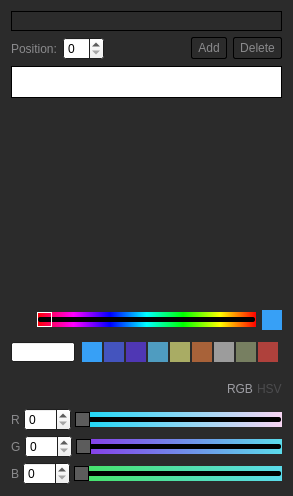
First picture: the form in ui/zenoui/comctrl/dialog/zenoheatmapeditor.ui, repository zenustech/zeno, before the edit.
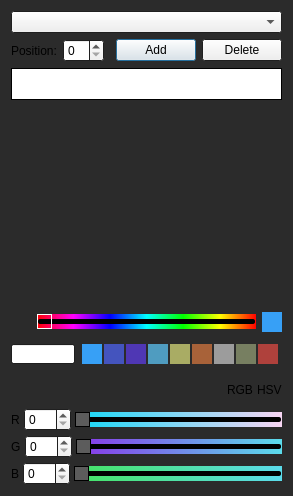
Second picture: the form after the edit. Icons and pictures are not drawn. Custom widgets are drawn as their Qt base class.

What changed in the file:
```diff
--- a/ui/zenoui/comctrl/dialog/zenoheatmapeditor.ui
+++ b/ui/zenoui/comctrl/dialog/zenoheatmapeditor.ui
@@ -96,68 +96,12 @@
       <number>0</number>
      </property>
      <item>
-      <widget class="QComboBox" name="cbPreset">
-       <property name="styleSheet">
-        <string notr="true">
-							 QComboBox {
-							 border: 0.5px solid rgba(0,0,0,1);
-							 border-radius: 0px;
-							 padding: 1px 18px 1px 3px;
-							 min-width: 6em;
-							 background: #2B2B2B;
-							 color: #8A8A8C;
-							 font: 14px &quot;HarmonyOS Sans&quot;;
-							 }
-
-							 /* QComboBox gets the &quot;on&quot; state when the popup is open */
-							 QComboBox:!editable:on, QComboBox::drop-down:editable:on {
-							 background: rgb(78,78,78);
-							 }
-
-							 /*
-							 QComboBox:on { // shift the text when the popup opens
-							 padding-top: 3px;
-							 padding-left: 4px;
-							 }
-
-							 QComboBox::down-arrow:on { // shift the arrow when popup is open
-							 top: 1px;
-							 left: 1px;
-							 }
-							 */
-
-							 QComboBox::drop-down {
-							 subcontrol-origin: padding;
-							 subcontrol-position: top right;
-							 width: 15px;
-
-							 border-left-width: 0px;
-							 border-left-color: darkgray;
-							 border-left-style: solid;
-							 border-top-right-radius: 3px;
-							 border-bottom-right-radius: 3px;
-							 }
-
-
-							 QComboBox::down-arrow {
-							 image: url(&quot;:/icons/ic_direction_pullDown.svg&quot;);
-							 }
-
-						 </string>
-       </property>
-      </widget>
+      <widget class="QComboBox" name="cbPreset"/>
      </item>
      <item>
       <layout class="QHBoxLayout" name="horizontalLayout">
        <item>
         <widget class="QLabel" name="lblPosition">
-         <property name="styleSheet">
-          <string notr="true">QLabel
-{
-	font: 12px &quot;HarmonyOS Sans&quot;;
-	color: #8A8A8C;
-}</string>
-         </property>
          <property name="text">
           <string>Position:</string>
          </property>
@@ -222,18 +166,7 @@
           </size>
          </property>
          <property name="styleSheet">
-          <string notr="true">QPushButton
-{
-	padding-top: 2.5px;
-	padding-left: 6px;
-	padding-right: 6px;
-	padding-bottom: 2.5px;
-	border: 0.5px solid rgba(0,0,0,1);
-    border-radius: 2px;
-	background-color: #2B2B2B;
-	font: 14px 'HarmonyOS Sans';
-	color: #8A8A8C;
-}</string>
+          <string notr="true"/>
          </property>
          <property name="text">
           <string>Add</string>
@@ -249,18 +182,7 @@
           </size>
          </property>
          <property name="styleSheet">
-          <string notr="true">QPushButton
-{
-	padding-top: 2.5px;
-	padding-left: 6px;
-	padding-right: 6px;
-	padding-bottom: 2.5px;
-	border: 0.5px solid rgba(0,0,0,1);
-    border-radius: 2px;
-	background-color: #2B2B2B;
-	font: 14px 'HarmonyOS Sans';
-	color: #8A8A8C;
-}</string>
+          <string notr="true"/>
          </property>
          <property name="text">
           <string>Delete</string>
@@ -726,12 +648,7 @@
          <item>
           <widget class="QLabel" name="lblRGB">
            <property name="styleSheet">
-            <string notr="true">QLabel
-{
-	padding: 0px;
-	font: 12px &quot;HarmonyOS Sans&quot;;
-	color: #9D9DA3;
-}</string>
+            <string notr="true"/>
            </property>
            <property name="text">
             <string>RGB</string>
@@ -740,14 +657,6 @@
          </item>
          <item>
           <widget class="QLabel" name="lblHSV">
-           <property name="styleSheet">
-            <string notr="true">QLabel
-{
-	padding: 0px;
-	font: 12px &quot;HarmonyOS Sans&quot;;
-	color: #4C4C4E;
-}</string>
-           </property>
            <property name="text">
             <string>HSV</string>
            </property>
@@ -772,11 +681,7 @@
             </size>
            </property>
            <property name="styleSheet">
-            <string notr="true">QLabel
-{
-	font: 12px &quot;HarmonyOS Sans&quot;;
-	color: #8A8A8C;
-}</string>
+            <string notr="true"/>
            </property>
            <property name="text">
             <string>R</string>
@@ -846,11 +751,7 @@
             </size>
            </property>
            <property name="styleSheet">
-            <string notr="true">QLabel
-{
-	font: 12px &quot;HarmonyOS Sans&quot;;
-	color: #8A8A8C;
-}</string>
+            <string notr="true"/>
            </property>
            <property name="text">
             <string>G</string>
@@ -916,11 +817,7 @@
             </size>
            </property>
            <property name="styleSheet">
-            <string notr="true">QLabel
-{
-	font: 12px &quot;HarmonyOS Sans&quot;;
-	color: #8A8A8C;
-}</string>
+            <string notr="true"/>
            </property>
            <property name="text">
             <string>B</string>
```
